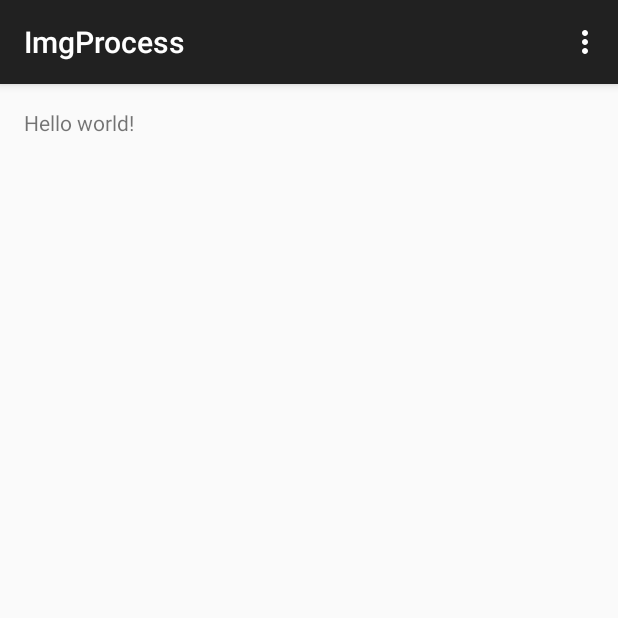
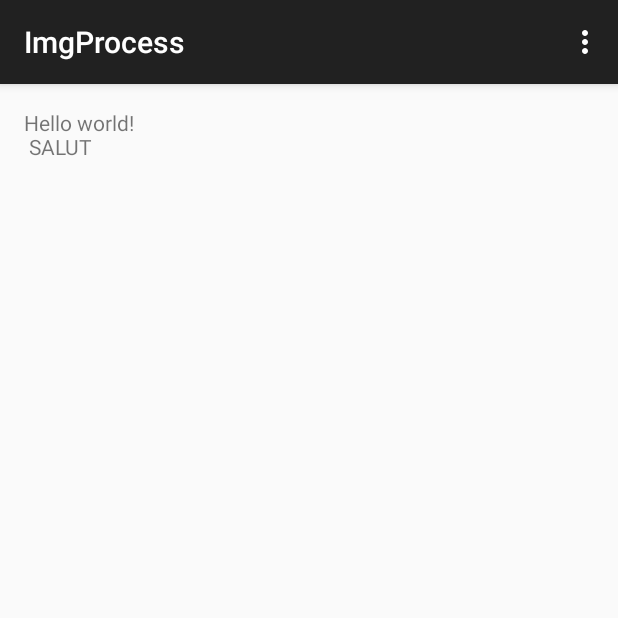
Before and after one commit to richbarruet/ImgProcess, an Android app: the screen it shows after launch (MainActivity), on a phone screen of 412 x 824 dp, the top half of it. Run offline under Robolectric (Android 15) with nearby library versions, the phone set to English and light mode, and no system bars.

Commit message:
Hello Wolrd changé

```diff
--- a/app/src/main/res/values/strings.xml
+++ b/app/src/main/res/values/strings.xml
@@ -1,6 +1,6 @@
 <resources>
     <string name="app_name">ImgProcess</string>
 
-    <string name="hello_world">Hello world!</string>
+    <string name="hello_world">Hello world!\n SALUT</string>
     <string name="action_settings">Settings</string>
 </resources>
```
